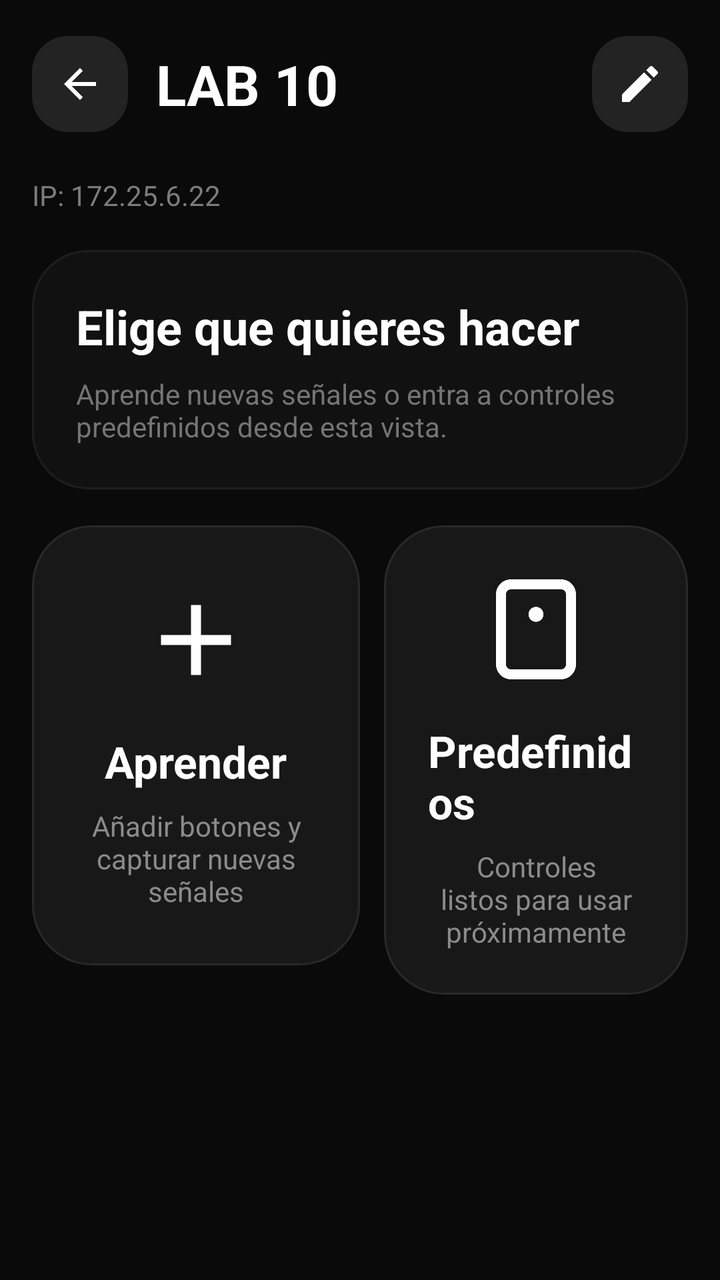
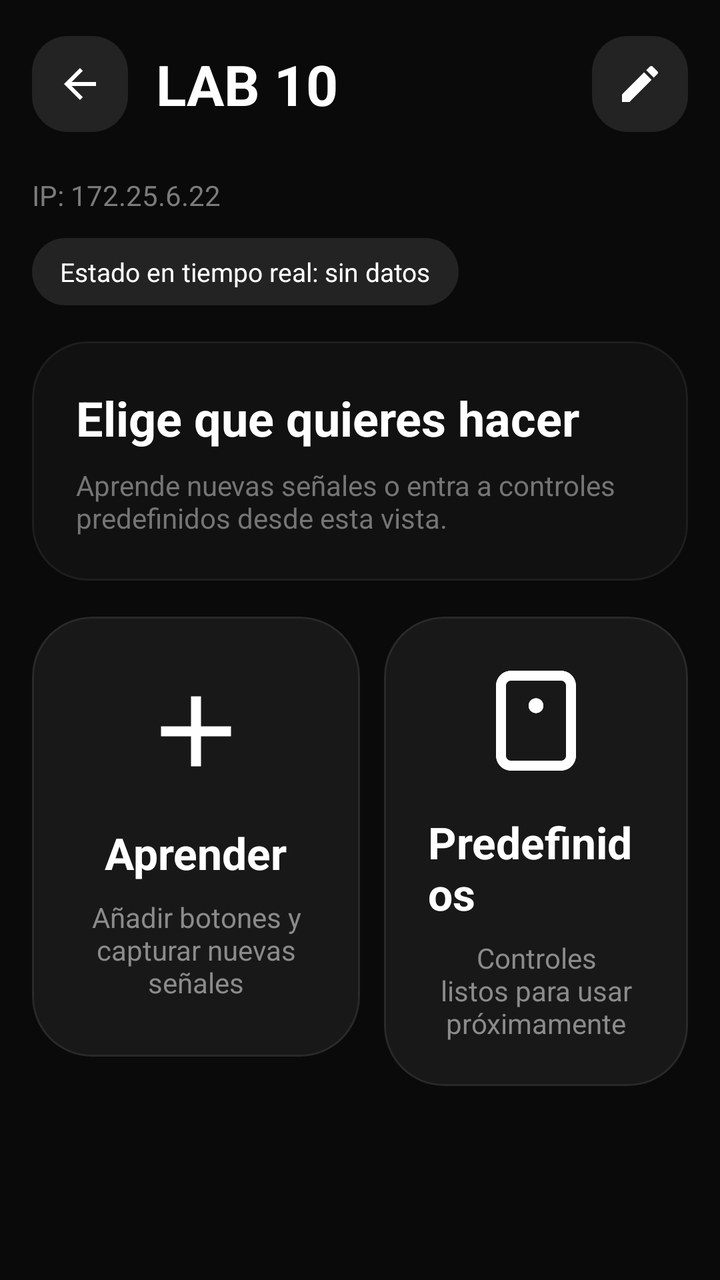

An Android layout rendered at two revisions. The XML below is the earlier revision; the diff shows what the commit changed to produce the second picture.
<!-- AndroidManifest.xml: application theme Theme.CloudBot -->
<!-- res/layout/activity_device_dashboard.xml -->
<?xml version="1.0" encoding="utf-8"?>
<androidx.coordinatorlayout.widget.CoordinatorLayout
    xmlns:android="http://schemas.android.com/apk/res/android"
    xmlns:app="http://schemas.android.com/apk/res-auto"
    android:layout_width="match_parent"
    android:layout_height="match_parent"
    android:background="#0A0A0A">

    <LinearLayout
        android:id="@+id/topBar"
        android:layout_width="match_parent"
        android:layout_height="wrap_content"
        android:gravity="center_vertical"
        android:orientation="horizontal"
        android:paddingStart="16dp"
        android:paddingTop="18dp"
        android:paddingEnd="16dp"
        android:paddingBottom="10dp">

        <ImageButton
            android:id="@+id/btnBack"
            android:layout_width="48dp"
            android:layout_height="48dp"
            android:background="@drawable/bg_dark_chip"
            android:contentDescription="Volver"
            android:padding="12dp"
            android:src="@drawable/ic_arrow_back_24"
            app:tint="#FFFFFF" />

        <TextView
            android:id="@+id/txtTitle"
            android:layout_width="0dp"
            android:layout_height="wrap_content"
            android:layout_marginStart="14dp"
            android:layout_weight="1"
            android:ellipsize="end"
            android:maxLines="1"
            android:text="LAB 10"
            android:textColor="#FFFFFF"
            android:textSize="28sp"
            android:textStyle="bold" />

        <ImageButton
            android:id="@+id/btnEdit"
            android:layout_width="48dp"
            android:layout_height="48dp"
            android:background="@drawable/bg_dark_chip"
            android:contentDescription="Editar"
            android:padding="12dp"
            android:src="@drawable/ic_edit_24"
            app:tint="#FFFFFF" />
    </LinearLayout>

    <androidx.core.widget.NestedScrollView
        android:layout_width="match_parent"
        android:layout_height="match_parent"
        android:clipToPadding="false"
        android:overScrollMode="never"
        android:paddingBottom="24dp"
        app:layout_behavior="@string/appbar_scrolling_view_behavior">

        <LinearLayout
            android:layout_width="match_parent"
            android:layout_height="wrap_content"
            android:orientation="vertical"
            android:paddingStart="16dp"
            android:paddingTop="88dp"
            android:paddingEnd="16dp">

            <TextView
                android:id="@+id/txtSubtitle"
                android:layout_width="wrap_content"
                android:layout_height="wrap_content"
                android:text="IP: 172.25.6.22"
                android:textColor="#7C7C7C"
                android:textSize="14sp" />

            <com.google.android.material.card.MaterialCardView
                android:layout_width="match_parent"
                android:layout_height="wrap_content"
                android:layout_marginTop="18dp"
                app:cardBackgroundColor="#111111"
                app:cardCornerRadius="28dp"
                app:cardElevation="0dp"
                app:strokeColor="#1E1E1E"
                app:strokeWidth="1dp">

                <LinearLayout
                    android:layout_width="match_parent"
                    android:layout_height="wrap_content"
                    android:orientation="vertical"
                    android:padding="22dp">

                    <TextView
                        android:layout_width="wrap_content"
                        android:layout_height="wrap_content"
                        android:text="Elige que quieres hacer"
                        android:textColor="#FFFFFF"
                        android:textSize="24sp"
                        android:textStyle="bold" />

                    <TextView
                        android:layout_width="wrap_content"
                        android:layout_height="wrap_content"
                        android:layout_marginTop="8dp"
                        android:text="Aprende nuevas señales o entra a controles predefinidos desde esta vista."
                        android:textColor="#757575"
                        android:textSize="14sp" />
                </LinearLayout>
            </com.google.android.material.card.MaterialCardView>

            <androidx.constraintlayout.widget.ConstraintLayout
                android:layout_width="match_parent"
                android:layout_height="wrap_content"
                android:layout_marginTop="18dp">

                <androidx.constraintlayout.widget.Guideline
                    android:id="@+id/guidelineMid"
                    android:layout_width="wrap_content"
                    android:layout_height="wrap_content"
                    android:orientation="vertical"
                    app:layout_constraintGuide_percent="0.5" />

                <com.google.android.material.card.MaterialCardView
                    android:id="@+id/cardLearnButtons"
                    android:layout_width="0dp"
                    android:layout_height="wrap_content"
                    android:clickable="true"
                    android:focusable="true"
                    android:foreground="?attr/selectableItemBackground"
                    app:cardBackgroundColor="#181818"
                    app:cardCornerRadius="30dp"
                    app:cardElevation="0dp"
                    app:layout_constraintEnd_toStartOf="@id/guidelineMid"
                    app:layout_constraintStart_toStartOf="parent"
                    app:layout_constraintTop_toTopOf="parent"
                    app:strokeColor="#292929"
                    app:strokeWidth="1dp">

                    <LinearLayout
                        android:layout_width="match_parent"
                        android:layout_height="wrap_content"
                        android:gravity="center"
                        android:minHeight="220dp"
                        android:orientation="vertical"
                        android:padding="22dp">

                        <ImageView
                            android:layout_width="60dp"
                            android:layout_height="60dp"
                            android:src="@drawable/ic_add_remote_24"
                            app:tint="#FFFFFF" />

                        <TextView
                            android:layout_width="wrap_content"
                            android:layout_height="wrap_content"
                            android:layout_marginTop="16dp"
                            android:text="Aprender"
                            android:textColor="#FFFFFF"
                            android:textSize="22sp"
                            android:textStyle="bold" />

                        <TextView
                            android:layout_width="wrap_content"
                            android:layout_height="wrap_content"
                            android:layout_marginTop="8dp"
                            android:gravity="center"
                            android:text="Añadir botones y capturar nuevas señales"
                            android:textColor="#8B8B8B"
                            android:textSize="14sp" />
                    </LinearLayout>
                </com.google.android.material.card.MaterialCardView>

                <com.google.android.material.card.MaterialCardView
                    android:id="@+id/cardPresets"
                    android:layout_width="0dp"
                    android:layout_height="wrap_content"
                    android:layout_marginStart="12dp"
                    android:clickable="true"
                    android:focusable="true"
                    android:foreground="?attr/selectableItemBackground"
                    app:cardBackgroundColor="#181818"
                    app:cardCornerRadius="30dp"
                    app:cardElevation="0dp"
                    app:layout_constraintEnd_toEndOf="parent"
                    app:layout_constraintStart_toStartOf="@id/guidelineMid"
                    app:layout_constraintTop_toTopOf="parent"
                    app:strokeColor="#292929"
                    app:strokeWidth="1dp">

                    <LinearLayout
                        android:layout_width="match_parent"
                        android:layout_height="wrap_content"
                        android:gravity="center"
                        android:minHeight="220dp"
                        android:orientation="vertical"
                        android:padding="22dp">

                        <ImageView
                            android:layout_width="60dp"
                            android:layout_height="60dp"
                            android:src="@drawable/ic_remote_24"
                            app:tint="#FFFFFF" />

                        <TextView
                            android:layout_width="wrap_content"
                            android:layout_height="wrap_content"
                            android:layout_marginTop="16dp"
                            android:text="Predefinidos"
                            android:textColor="#FFFFFF"
                            android:textSize="22sp"
                            android:textStyle="bold" />

                        <TextView
                            android:layout_width="wrap_content"
                            android:layout_height="wrap_content"
                            android:layout_marginTop="8dp"
                            android:gravity="center"
                            android:text="Controles listos para usar próximamente"
                            android:textColor="#8B8B8B"
                            android:textSize="14sp" />
                    </LinearLayout>
                </com.google.android.material.card.MaterialCardView>
            </androidx.constraintlayout.widget.ConstraintLayout>
        </LinearLayout>
    </androidx.core.widget.NestedScrollView>

</androidx.coordinatorlayout.widget.CoordinatorLayout>
<!-- resources referenced by this layout -->
<resources>
  <!-- drawable bg_dark_chip (drawable) -->
  <?xml version="1.0" encoding="utf-8"?>
  <shape xmlns:android="http://schemas.android.com/apk/res/android" android:shape="rectangle">
      <solid android:color="#232323" />
      <corners android:radius="18dp" />
  </shape>
  <!-- drawable ic_add_remote_24 (drawable) -->
  <vector xmlns:android="http://schemas.android.com/apk/res/android"
      android:width="24dp" android:height="24dp"
      android:viewportWidth="24" android:viewportHeight="24">
      <path
          android:fillColor="#FFFFFFFF"
          android:pathData="M19,13H13v6h-2v-6H5v-2h6V5h2v6h6v2z"/>
  </vector>
  <!-- drawable ic_arrow_back_24 (drawable) -->
  <vector xmlns:android="http://schemas.android.com/apk/res/android"
      android:width="24dp" android:height="24dp"
      android:viewportWidth="24" android:viewportHeight="24">
      <path
          android:fillColor="#FFFFFFFF"
          android:pathData="M20,11H7.83l5.59,-5.59L12,4l-8,8 8,8 1.41,-1.41L7.83,13H20v-2z"/>
  </vector>
  <!-- drawable ic_edit_24 (drawable) -->
  <vector xmlns:android="http://schemas.android.com/apk/res/android"
      android:width="24dp" android:height="24dp"
      android:viewportWidth="24" android:viewportHeight="24">
      <path
          android:fillColor="#FFFFFFFF"
          android:pathData="M3,17.25V21h3.75L17.81,9.94l-3.75,-3.75L3,17.25zM20.71,7.04c0.39,-0.39 0.39,-1.02 0,-1.41l-2.34,-2.34c-0.39,-0.39 -1.02,-0.39 -1.41,0l-1.83,1.83 3.75,3.75 1.83,-1.83z"/>
  </vector>
  <!-- drawable ic_remote_24 (drawable) -->
  <vector xmlns:android="http://schemas.android.com/apk/res/android"
      android:width="24dp" android:height="24dp"
      android:viewportWidth="24" android:viewportHeight="24">
      <path
          android:fillColor="#FFFFFFFF"
          android:pathData="M7,2h10c1.66,0 3,1.34 3,3v14c0,1.66 -1.34,3 -3,3H7c-1.66,0 -3,-1.34 -3,-3V5c0,-1.66 1.34,-3 3,-3zM7,4c-0.55,0 -1,0.45 -1,1v14c0,0.55 0.45,1 1,1h10c0.55,0 1,-0.45 1,-1V5c0,-0.55 -0.45,-1 -1,-1H7zM12,7.5c0.83,0 1.5,0.67 1.5,1.5S12.83,10.5 12,10.5 10.5,9.83 10.5,9 11.17,7.5 12,7.5z"/>
  </vector>
  <style name="Theme.CloudBot" parent="Base.Theme.CloudBot" />
  <style name="Base.Theme.CloudBot" parent="Theme.Material3.DayNight.NoActionBar">
          <item name="android:statusBarColor">#000000</item>
          <item name="android:navigationBarColor">#000000</item>
          <item name="android:windowBackground">#0A0A0A</item>
      </style>
</resources>

<!-- the commit's change to res/layout/activity_device_dashboard.xml (unified diff, before → after) -->
@@ -75,6 +75,20 @@
                 android:textColor="#7C7C7C"
                 android:textSize="14sp" />
 
+            <TextView
+                android:id="@+id/txtRealtimeState"
+                android:layout_width="wrap_content"
+                android:layout_height="wrap_content"
+                android:layout_marginTop="12dp"
+                android:background="@drawable/bg_dark_chip"
+                android:paddingStart="14dp"
+                android:paddingTop="8dp"
+                android:paddingEnd="14dp"
+                android:paddingBottom="8dp"
+                android:text="Estado en tiempo real: sin datos"
+                android:textColor="#FFFFFF"
+                android:textSize="13sp" />
+
             <com.google.android.material.card.MaterialCardView
                 android:layout_width="match_parent"
                 android:layout_height="wrap_content"
